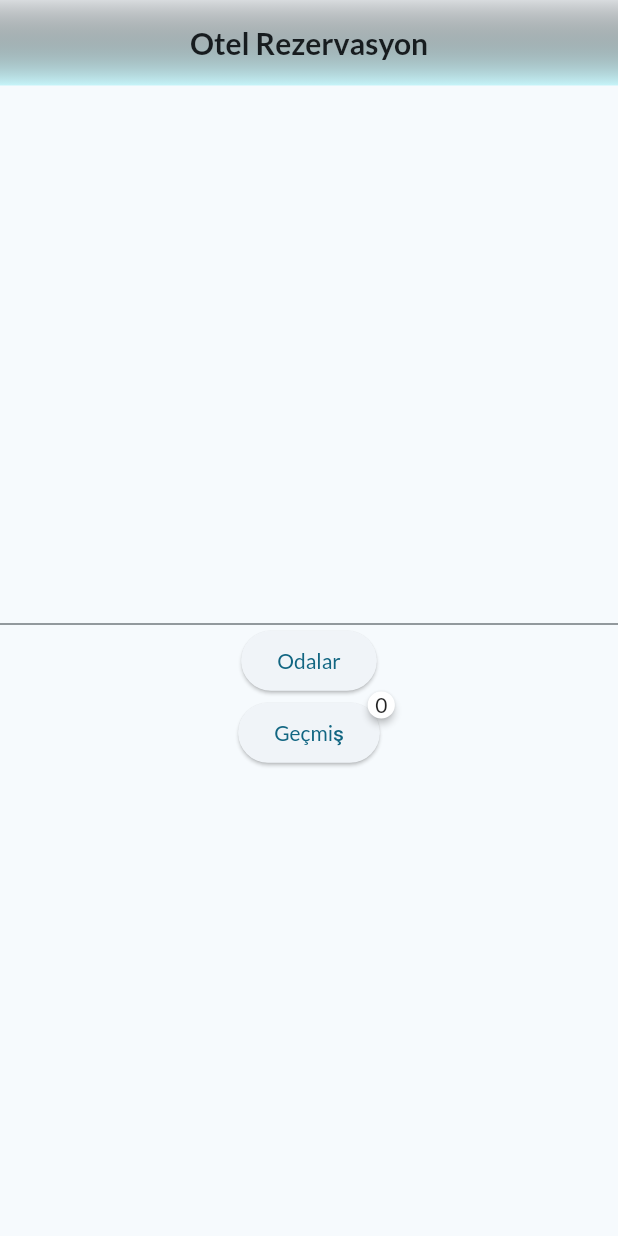
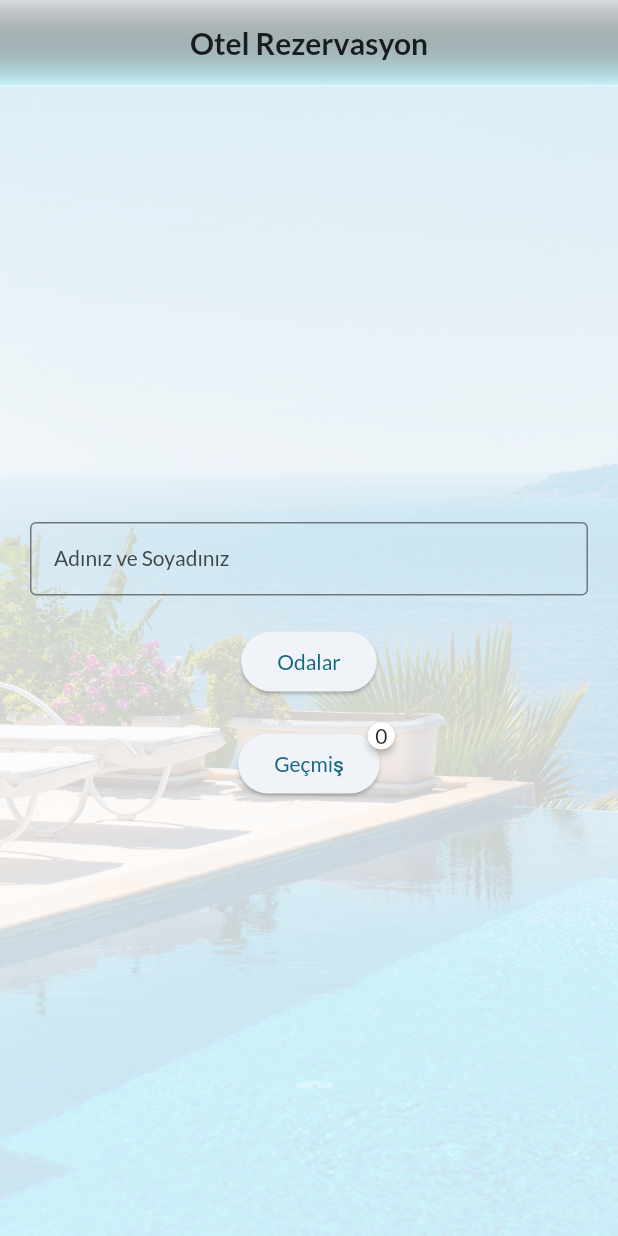
Before and after one commit to bahadirokuk/3311456_213311002, a Flutter app: the screen it shows after launch, on a phone screen of 412 x 824 dp. Run offline on Flutter 3.47's test engine with Material 2 defaults, Android fonts, the phone set to English and light mode, and no system bars; drawn by our look-alikes of badges; our stand-ins replace google_fonts.

Commit message:
görsel düzenlemeler

```diff
--- a/lib/kiralama_liste.dart
+++ b/lib/liste.dart
@@ -1,10 +1,10 @@
 class Liste {
   static var isimler = [];
-  static var odaisim = [];
+  static var odabilgileri = [];
   static List<List<List<String>>> oda = [
     [
       [
-        "SUPERIOT ODA 2+1",
+        "SUPERIOT ODA",
         "8.3 / 10",
         "2000 TL",
         'assets/Oda0/istanbul-suite-otel-oda.jpg',
--- a/lib/main.dart
+++ b/lib/main.dart
@@ -1,5 +1,5 @@
 import 'package:flutter/material.dart';
-import 'pages/home.dart';
+import 'pages/giris_ekrani.dart';
 import 'package:google_fonts/google_fonts.dart';
 void main() {
   runApp(const MyApp());
--- a/lib/pages/gecmis.dart
+++ b/lib/pages/gecmis.dart
@@ -1,6 +1,6 @@
 import 'package:flutter/material.dart';
 import 'package:rezervasyon/widgets/designed_appbar.dart';
-import 'package:rezervasyon/kiralama_liste.dart';
+import 'package:rezervasyon/liste.dart';
 import 'package:rezervasyon/widgets/designed_BoxDecoration.dart';
 
 class Gecmis extends StatefulWidget {
@@ -27,7 +27,7 @@ class _GecmisState extends State<Gecmis> {
       ),
       body: ListView.builder(
         controller: _controller,
-        itemCount: Liste.odaisim.length,
+        itemCount: Liste.odabilgileri.length,
         itemBuilder: (context, index) {
           return Column(
             children: [
@@ -37,7 +37,8 @@ class _GecmisState extends State<Gecmis> {
                       padding: const EdgeInsets.all(10),
                       decoration: DesignedBoxDecoraiton.designedBoxDecoraiton,
                       child:
-                          Text(Liste.isimler[index] + Liste.odaisim[index])
+                          Text('İsim : ${Liste.isimler[index]}\n'
+                              'Oda Bilgileri : ${Liste.odabilgileri[index]}')
                   )
               ),
             ],
--- /dev/null
+++ b/lib/pages/giris_ekrani.dart
@@ -0,0 +1,99 @@
+import 'package:flutter/material.dart';
+import 'package:flutter/services.dart';
+import 'package:rezervasyon/pages/gecmis.dart';
+import 'package:rezervasyon/widgets/designed_appbar.dart';
+import 'oda_sayfa.dart';
+import 'package:rezervasyon/liste.dart';
+import 'package:badges/badges.dart' as badges;
+class Home extends StatefulWidget {
+  const Home({super.key, required this.title});
+
+  final String title;
+
+  @override
+  State<Home> createState() => _HomeState();
+}
+
+class _HomeState extends State<Home> {
+  String _userInput = '';
+  @override
+  Widget build(BuildContext context) {
+    return Scaffold(
+      appBar: DesignedAppBar(tittle: widget.title),
+      body: Container(
+        decoration: BoxDecoration(
+          image: DecorationImage(
+            image: const AssetImage("assets/otel.jpg"),
+            fit: BoxFit.cover,
+            colorFilter: ColorFilter.mode(
+              Colors.white.withOpacity(0.8),
+              BlendMode.screen,
+            ),
+          ),
+        ),
+        child: Center(
+          child: Column(
+            mainAxisAlignment: MainAxisAlignment.center,
+            children: [
+              Padding(
+                padding: const EdgeInsets.symmetric(vertical:0,horizontal:20),
+                child: TextField(
+                  onChanged: (value){
+                    setState(() {
+                      _userInput=value;
+                    });
+                  },
+                  decoration: const InputDecoration(
+                    border: OutlineInputBorder(),
+                    labelText: 'Adınız ve Soyadınız',
+                  ),
+                  keyboardType: TextInputType.text,
+                  inputFormatters: [
+                    FilteringTextInputFormatter.singleLineFormatter
+                  ],
+                ),
+              ),
+              Padding(
+                padding: const EdgeInsets.symmetric(vertical:20,horizontal:0),
+                child: ElevatedButton(
+                    onPressed: () {
+                      Liste.isimler.add(_userInput);
+                      Navigator.of(context).push(
+                          MaterialPageRoute(
+                              builder: (context) {
+                                return OdaSayfa();
+                              }
+                          )
+                      );
+                    },
+                    child: const Text("Odalar")
+                ),
+              ),
+              badges.Badge(
+                badgeContent: Text(Liste.isimler.length.toString()),
+                  badgeStyle: const badges.BadgeStyle(
+                      badgeGradient: badges.BadgeGradient.linear(
+                        colors: [Colors.white,Color.fromRGBO(142, 194, 211, 1)],
+                          begin: Alignment.bottomCenter,
+                          end: Alignment.topCenter
+                      )),
+                child: ElevatedButton(
+                    onPressed: () {
+                      Navigator.of(context).push(
+                          MaterialPageRoute(
+                              builder: (context) {
+                                return Gecmis();
+                              }
+                          )
+                      );
+                    },
+                    child: const Text("Geçmiş")
+                ),
+              ),
+            ],
+          ),
+        ),
+      ),
+    );
+  }
+}
--- a/lib/pages/home.dart
+++ /dev/null
@@ -1,72 +0,0 @@
-import 'package:flutter/material.dart';
-import 'package:rezervasyon/pages/gecmis.dart';
-import 'package:rezervasyon/widgets/designed_appbar.dart';
-import 'oda_sayfa.dart';
-import 'package:rezervasyon/kiralama_liste.dart';
-import 'package:badges/badges.dart' as badges;
-class Home extends StatefulWidget {
-  const Home({super.key, required this.title});
-
-  final String title;
-
-  @override
-  State<Home> createState() => _HomeState();
-}
-
-class _HomeState extends State<Home> {
-  String _userInput = '';
-  @override
-  Widget build(BuildContext context) {
-    return Scaffold(
-      appBar: DesignedAppBar(tittle: widget.title),
-      body: Center(
-        child: Column(
-          mainAxisAlignment: MainAxisAlignment.center,
-          children: [
-            TextField(
-              onChanged: (value){
-                setState(() {
-                  _userInput=value;
-                });
-              },
-            ),
-            ElevatedButton(
-                onPressed: () {
-                  Liste.isimler.add(_userInput);
-                  Navigator.of(context).push(
-                      MaterialPageRoute(
-                          builder: (context) {
-                            return OdaSayfa();
-                          }
-                      )
-                  );
-                },
-                child: const Text("Odalar")
-            ),
-            badges.Badge(
-              badgeContent: Text(Liste.isimler.length.toString()),
-                badgeStyle: const badges.BadgeStyle(
-                    badgeGradient: badges.BadgeGradient.linear(
-                      colors: [Colors.white,Color.fromRGBO(142, 194, 211, 1)],
-                        begin: Alignment.bottomCenter,
-                        end: Alignment.topCenter
-                    )),
-              child: ElevatedButton(
-                  onPressed: () {
-                    Navigator.of(context).push(
-                        MaterialPageRoute(
-                            builder: (context) {
-                              return Gecmis();
-                            }
-                        )
-                    );
-                  },
-                  child: const Text("Geçmiş")
-              ),
-            ),
-          ],
-        ),
-      ),
-    );
-  }
-}
--- a/lib/pages/inceleme_sayfa.dart
+++ b/lib/pages/inceleme_sayfa.dart
@@ -1,8 +1,8 @@
 import 'package:flutter/material.dart';
 import 'package:flutter/rendering.dart';
-import 'package:rezervasyon/pages/home.dart';
+import 'package:rezervasyon/pages/giris_ekrani.dart';
 import 'package:rezervasyon/widgets/designed_appbar.dart';
-import 'package:rezervasyon/kiralama_liste.dart';
+import 'package:rezervasyon/liste.dart';
 import 'package:rezervasyon/widgets/designed_BoxDecoration.dart';
 import 'package:rezervasyon/widgets/designed_fotoGalery.dart';
 
@@ -106,7 +106,7 @@ class _IncelemeState extends State<Inceleme> {
                           ),
                           TextButton(
                             onPressed: () {
-                              Liste.odaisim.add(Liste.oda[widget.index][0][0]);
+                              Liste.odabilgileri.add('${Liste.oda[widget.index][0][0]}  ${Liste.oda[widget.index][0][2]}\n${DateTime.now().toString()}');
                               Navigator.of(context)
                                   .push(MaterialPageRoute(builder: (context) {
                                 return const Home(title: 'Tekrardan hosgeldin');
--- a/lib/pages/oda_sayfa.dart
+++ b/lib/pages/oda_sayfa.dart
@@ -1,7 +1,7 @@
 import 'package:flutter/material.dart';
 import 'package:rezervasyon/widgets/designed_appbar.dart';
 import 'package:rezervasyon/widgets/designed_BoxDecoration.dart';
-import 'package:rezervasyon/kiralama_liste.dart';
+import 'package:rezervasyon/liste.dart';
 import 'package:rezervasyon/pages/inceleme_sayfa.dart';
 
 class OdaSayfa extends StatefulWidget {
```
Also changed, not shown: assets/otel.jpg (added).
